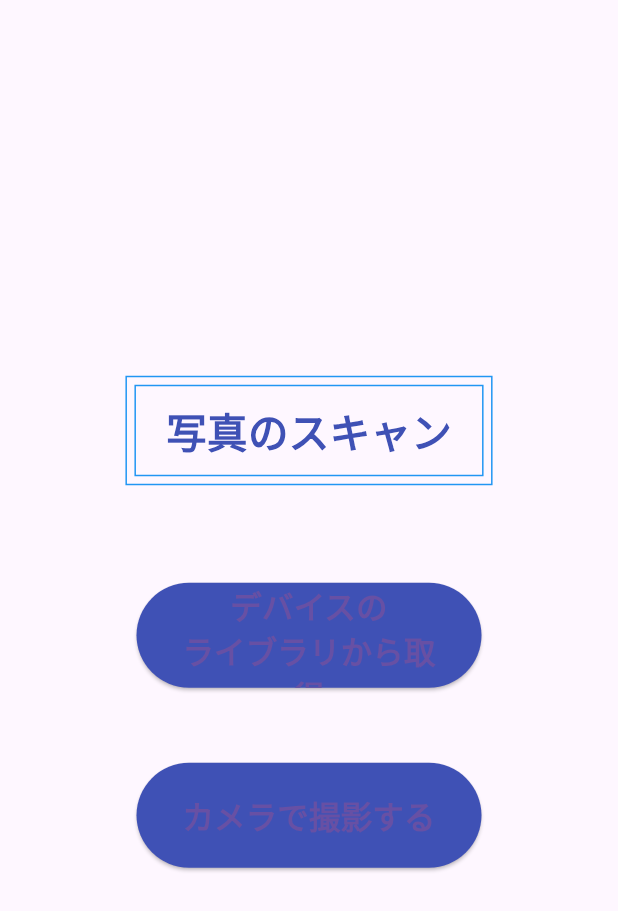
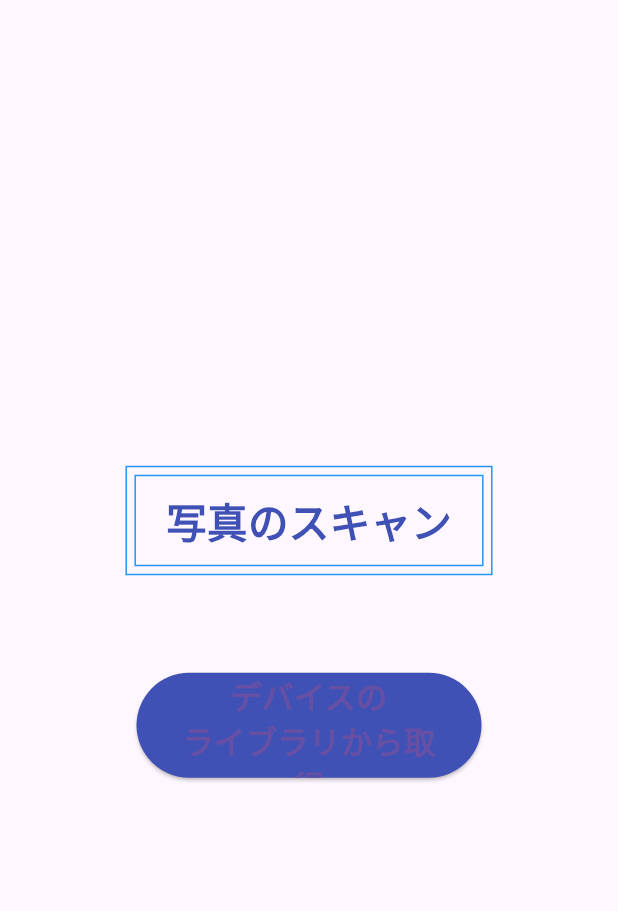
Before and after one commit to JC21-210611/ocrsmp, a Flutter app: the screen it shows after launch, on a phone screen of 412 x 824 dp. Shown: the top 911 px of the screen. Run offline on Flutter 3.47's test engine with Material 3 defaults, Android fonts, the light colour scheme and no system bars; our stand-ins replace image_picker, sqflite; accounts and stored records are empty.

Commit message:
糖だけなら照合して表示できる

```diff
--- a/lib/main.dart
+++ b/lib/main.dart
@@ -1,11 +1,14 @@
 import 'package:flutter/material.dart';
 import 'package:flutter/cupertino.dart';
 import 'package:image_picker/image_picker.dart';
+import 'package:ocrsample/db.dart';
+import 'package:ocrsample/dbfood.dart';
 import 'done.dart';
-
+import 'package:sqflite/sqflite.dart';
 
 void main() {
   runApp(const MyApp());    //const無くても動く(下とセット)
+
 }
 
 class MyApp extends StatelessWidget{
@@ -89,7 +92,7 @@ class Home_Page extends State<Home_Page_State> {
                   },
                 ),
               ),
-              Container(
+              /*Container(
                 margin: EdgeInsets.fromLTRB(10, 25, 10, 25),
                 width: 230,
                 height: 70,
@@ -113,6 +116,48 @@ class Home_Page extends State<Home_Page_State> {
                   },
                 ),
               ),
+             Container(
+                  margin: EdgeInsets.fromLTRB(10, 25, 10, 25),
+                  width: 230,
+                  height: 70,
+                  child:ElevatedButton(
+                    child: const Text('DB参照',
+                      style:TextStyle(
+                          fontSize: 21,
+                          fontWeight: FontWeight.bold
+                      ),
+                      textAlign: TextAlign.center,
+                    ),
+                    onPressed: () {
+                      Navigator.of(context).push(
+                        MaterialPageRoute(builder: (context){
+                          return YourScreen();
+                        })
+                      );
+                    },
+                  )
+              ),
+              Container(
+                  margin: EdgeInsets.fromLTRB(10, 25, 10, 25),
+                  width: 230,
+                  height: 70,
+                  child:ElevatedButton(
+                    child: const Text('DBfood参照',
+                      style:TextStyle(
+                          fontSize: 21,
+                          fontWeight: FontWeight.bold
+                      ),
+                      textAlign: TextAlign.center,
+                    ),
+                    onPressed: () {
+                      Navigator.of(context).push(
+                          MaterialPageRoute(builder: (context){
+                            return dbpage();
+                          })
+                      );
+                    },
+                  )
+              ),*/
             ],
           ),
         ),
--- a/pubspec.yaml
+++ b/pubspec.yaml
@@ -36,6 +36,7 @@ dependencies:
   cupertino_icons: ^1.0.2
   http: ^1.1.0
   image_picker: ^1.0.4
+  sqflite:
 
 dev_dependencies:
   flutter_test:
```
Also changed, not shown: lib/post.dart (+13 -3 lines), pubspec.lock.
